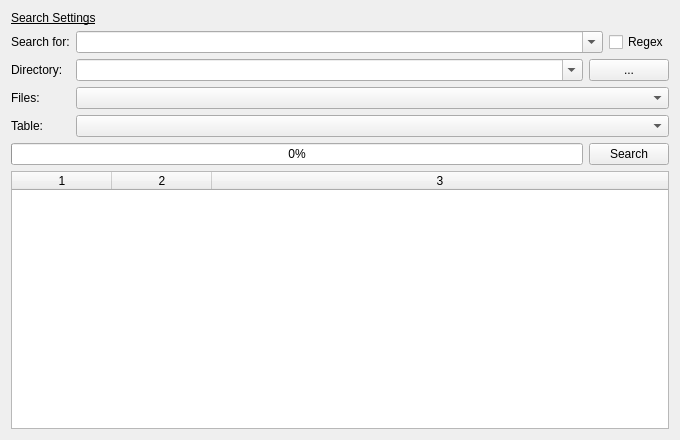
Old version of the form Resources/Forms/searchdlg.ui in the repository Ich73/BinJEditor.
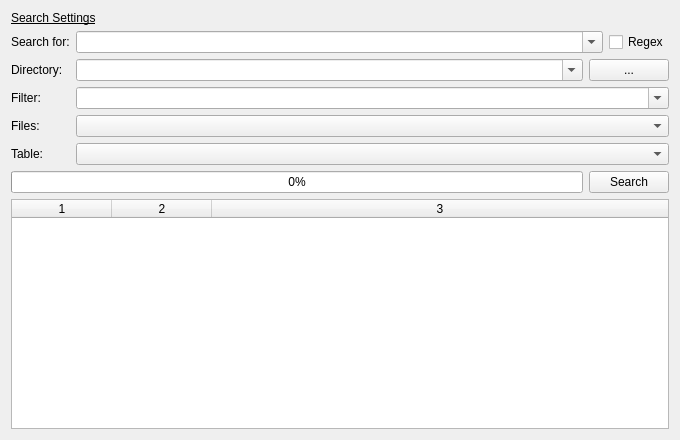
New version of the form.

Commit message: new features add view expert mode and alternating colors add search dialog filter implement wildcard search

```diff
--- a/Resources/Forms/searchdlg.ui
+++ b/Resources/Forms/searchdlg.ui
@@ -122,30 +122,43 @@
          </item>
         </layout>
        </item>
-       <item row="3" column="0">
+       <item row="4" column="0">
         <widget class="QLabel" name="labelFiles">
          <property name="text">
           <string>Files:</string>
          </property>
         </widget>
        </item>
-       <item row="3" column="1">
-        <widget class="QComboBox" name="cbFiles">
-         <property name="focusPolicy">
-          <enum>Qt::NoFocus</enum>
-         </property>
-        </widget>
+       <item row="4" column="1">
+        <widget class="QComboBox" name="cbFiles"/>
        </item>
-       <item row="4" column="0">
+       <item row="5" column="0">
         <widget class="QLabel" name="labelDecodingTable">
          <property name="text">
           <string>Table:</string>
          </property>
         </widget>
        </item>
-       <item row="4" column="1">
+       <item row="5" column="1">
         <widget class="QComboBox" name="cbDecodingTable"/>
        </item>
+       <item row="3" column="0">
+        <widget class="QLabel" name="labelFilter">
+         <property name="text">
+          <string>Filter:</string>
+         </property>
+        </widget>
+       </item>
+       <item row="3" column="1">
+        <widget class="QComboBox" name="cbFilter">
+         <property name="editable">
+          <bool>true</bool>
+         </property>
+         <property name="insertPolicy">
+          <enum>QComboBox::NoInsert</enum>
+         </property>
+        </widget>
+       </item>
       </layout>
      </item>
     </layout>
```
Left out of the diff: 8 changed lines with no effect on the pictures. The commit also changes 5 other files.
